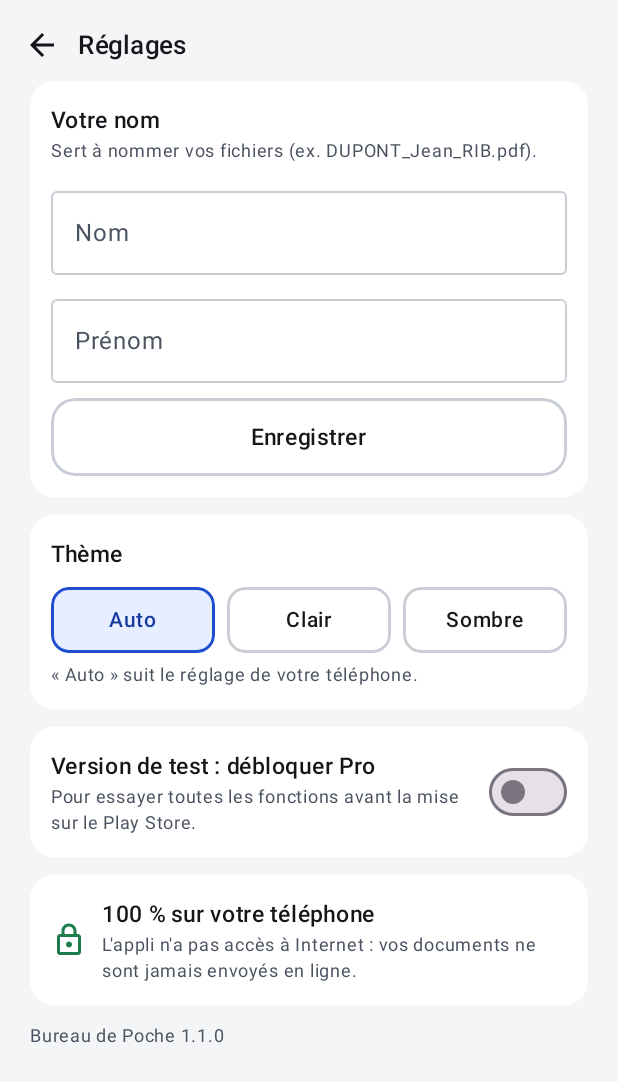
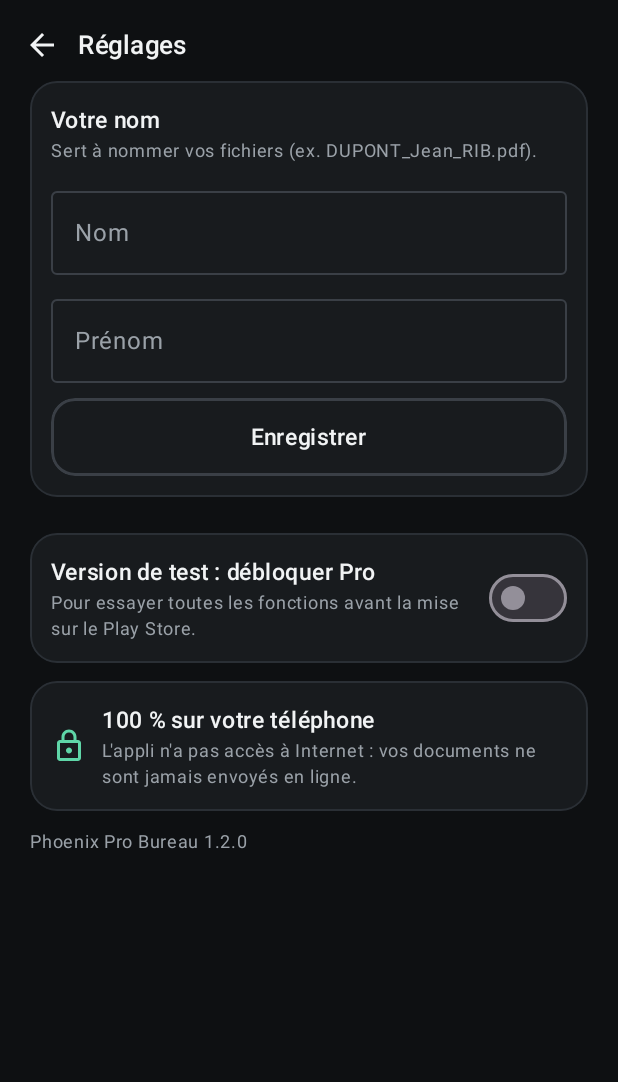
Before and after one commit to kidbeny-web/bureau-de-poche, an Android app built with Jetpack Compose: the screen it shows after launch (MainActivity), after a tap on "Réglages", on a phone screen of 412 x 824 dp. Shown: the top 1082 px of the screen. Run offline under Robolectric (Android 15) with nearby library versions, the phone set to English and light mode, and no system bars; libraries missing offline, so code that uses them is left out: com.android.billingclient, com.google.mlkit.vision; 1 statement that could not run was skipped.

Commit message:
Phoenix Pro Bureau : couleurs, interface et icône de la gamme Phoenix Pro (sombre, accent orange)
Co-Authored-By: Claude Opus 5.5 <noreply@anthropic.com>
Claude-Session: https://claude.ai/code/session_01RpJXEzwuSrxPWV8h7RG8QC

```diff
--- a/app/build.gradle.kts
+++ b/app/build.gradle.kts
@@ -11,8 +11,8 @@ android {
         applicationId = "fr.bureaudepoche.app"
         minSdk = 28
         targetSdk = 36
-        versionCode = 2
-        versionName = "1.1.0"
+        versionCode = 3
+        versionName = "1.2.0"
         // Version de test : affiche dans les réglages un interrupteur qui débloque Pro sans paiement.
         // À passer à "false" avant la publication sur le Play Store.
         buildConfigField("boolean", "TEST_BUILD", "true")
--- a/app/src/main/java/fr/bureaudepoche/MainActivity.kt
+++ b/app/src/main/java/fr/bureaudepoche/MainActivity.kt
@@ -53,12 +53,7 @@ class MainActivity : ComponentActivity() {
         billing.connecter()
         enableEdgeToEdge()
         setContent {
-            val sysDark = isSystemInDarkTheme()
-            val dark = when (store.theme) {
-                "clair" -> false
-                "sombre" -> true
-                else -> sysDark
-            }
+            val dark = true // Phoenix Pro : toujours en sombre
             LaunchedEffect(dark) {
                 val style = if (dark) SystemBarStyle.dark(android.graphics.Color.TRANSPARENT)
                 else SystemBarStyle.light(android.graphics.Color.TRANSPARENT, android.graphics.Color.TRANSPARENT)
--- a/app/src/main/java/fr/bureaudepoche/ui/Screens.kt
+++ b/app/src/main/java/fr/bureaudepoche/ui/Screens.kt
@@ -170,7 +170,7 @@ private fun AccueilEcran(app: MainActivity) {
     Column(Modifier.fillMaxSize().verticalScroll(rememberScrollState()).padding(horizontal = 20.dp)) {
         Espace(14)
         Row(verticalAlignment = Alignment.CenterVertically) {
-            Text("Bureau de Poche", color = p.text, fontSize = 28.sp, fontWeight = FontWeight.Bold, modifier = Modifier.weight(1f))
+            Text("Phoenix Pro Bureau", color = p.text, fontSize = 28.sp, fontWeight = FontWeight.Bold, modifier = Modifier.weight(1f))
             IconButton(onClick = { app.aller(Screen.Reglages) }) { Icon(Icons.Outlined.Settings, contentDescription = "Réglages", tint = p.text) }
         }
         Row(verticalAlignment = Alignment.CenterVertically) {
@@ -185,13 +185,13 @@ private fun AccueilEcran(app: MainActivity) {
                 .padding(18.dp),
             verticalAlignment = Alignment.CenterVertically,
         ) {
-            Box(Modifier.size(48.dp).clip(RoundedCornerShape(14.dp)).background(Color.White.copy(alpha = 0.16f)), contentAlignment = Alignment.Center) {
-                Icon(Icons.Outlined.DocumentScanner, contentDescription = null, tint = Color.White)
+            Box(Modifier.size(48.dp).clip(RoundedCornerShape(14.dp)).background(p.onPrimary.copy(alpha = 0.12f)), contentAlignment = Alignment.Center) {
+                Icon(Icons.Outlined.DocumentScanner, contentDescription = null, tint = p.onPrimary)
             }
             Spacer(Modifier.width(14.dp))
             Column {
-                Text("Scanner un document", color = Color.White, fontSize = 17.sp, fontWeight = FontWeight.SemiBold)
-                Text("Recadrage et netteté automatiques", color = Color.White.copy(alpha = 0.9f), fontSize = 13.sp)
+                Text("Scanner un document", color = p.onPrimary, fontSize = 17.sp, fontWeight = FontWeight.SemiBold)
+                Text("Recadrage et netteté automatiques", color = p.onPrimary.copy(alpha = 0.8f), fontSize = 13.sp)
             }
         }
         Espace(12)
@@ -925,10 +925,10 @@ private fun ProEcran(app: MainActivity) {
         if (app.pile.size > 1) BarreHaut(null, { app.retour() }) else Espace(18)
         Column(Modifier.weight(1f).verticalScroll(rememberScrollState()).padding(horizontal = 20.dp), horizontalAlignment = Alignment.CenterHorizontally) {
             Box(Modifier.size(72.dp).clip(RoundedCornerShape(18.dp)).background(p.primary), contentAlignment = Alignment.Center) {
-                Icon(Icons.Outlined.Star, contentDescription = null, tint = Color.White, modifier = Modifier.size(36.dp))
+                Icon(Icons.Outlined.Star, contentDescription = null, tint = p.onPrimary, modifier = Modifier.size(36.dp))
             }
             Espace(10)
-            Titre("Bureau de Poche Pro")
+            Titre("Phoenix Pro Bureau · Pro")
             Espace(6)
             Discret(
                 if (store.pro) "Pro est activé. Merci pour votre soutien !" else "Toutes vos démarches, sans limite. Un seul paiement, pas d'abonnement.",
@@ -1005,17 +1005,6 @@ private fun ReglagesEcran(app: MainActivity) {
                 BoutonContour("Enregistrer", { store.setIdentite(nom, prenom); app.toast("Nom enregistré") })
             }
             Espace(12)
-            Panneau {
-                Text("Thème", color = p.text, fontSize = 15.sp, fontWeight = FontWeight.SemiBold)
-                Espace(10)
-                Row(horizontalArrangement = Arrangement.spacedBy(8.dp)) {
-                    listOf("auto" to "Auto", "clair" to "Clair", "sombre" to "Sombre").forEach { (v, l) ->
-                        Choix(l, store.theme == v, { store.setThemeMode(v) }, Modifier.weight(1f))
-                    }
-                }
-                Espace(6)
-                Discret("« Auto » suit le réglage de votre téléphone.", size = 12)
-            }
             if (BuildConfig.TEST_BUILD) {
                 Espace(12)
                 Panneau {
@@ -1043,7 +1032,7 @@ private fun ReglagesEcran(app: MainActivity) {
                 }
             }
             Espace(12)
-            Discret("Bureau de Poche ${BuildConfig.VERSION_NAME}", Modifier.fillMaxWidth(), size = 12)
+            Discret("Phoenix Pro Bureau ${BuildConfig.VERSION_NAME}", Modifier.fillMaxWidth(), size = 12)
             Espace(24)
         }
     }
--- a/app/src/main/java/fr/bureaudepoche/ui/Ui.kt
+++ b/app/src/main/java/fr/bureaudepoche/ui/Ui.kt
@@ -49,7 +49,7 @@ data class Pal(
     val bg: Color, val surface: Color, val text: Color, val muted: Color, val border: Color,
     val divider: Color, val outline: Color, val primary: Color, val soft: Color, val softText: Color,
     val link: Color, val ok: Color, val okBg: Color, val okText: Color, val warnBg: Color, val warnText: Color,
-    val pdfBg: Color, val pdfText: Color, val dark: Boolean,
+    val pdfBg: Color, val pdfText: Color, val dark: Boolean, val onPrimary: Color = Color.White,
 )
 
 val Clair = Pal(
@@ -61,20 +61,22 @@ val Clair = Pal(
 )
 
 val Sombre = Pal(
-    bg = Color(0xFF0F1114), surface = Color(0xFF1A1D22), text = Color(0xFFF2F3F5), muted = Color(0xFFA7AEBB),
-    border = Color(0xFF2A2E35), divider = Color(0xFF262A31), outline = Color(0xFF3A3F48), primary = Color(0xFF1F4FD1),
-    soft = Color(0xFF1E2A4A), softText = Color(0xFFB9CCFF), link = Color(0xFF93B1FF), ok = Color(0xFF3DD68C),
-    okBg = Color(0xFF12331F), okText = Color(0xFF8BE6B2), warnBg = Color(0xFF3A2A10), warnText = Color(0xFFFFC979),
-    pdfBg = Color(0xFF3A1A1A), pdfText = Color(0xFFFF9F96), dark = true,
+    // Couleurs Phoenix Pro
+    bg = Color(0xFF0E1012), surface = Color(0xFF181B1E), text = Color(0xFFF1F3F4), muted = Color(0xFF9AA1A8),
+    border = Color(0xFF2A2F35), divider = Color(0xFF23272B), outline = Color(0xFF3A3F46), primary = Color(0xFFF08A1C),
+    soft = Color(0xFF3A2A17), softText = Color(0xFFFFC27A), link = Color(0xFF6F9BFF), ok = Color(0xFF5FD6A8),
+    okBg = Color(0xFF12332A), okText = Color(0xFF8BE6C4), warnBg = Color(0xFF3A2A10), warnText = Color(0xFFFFC979),
+    pdfBg = Color(0xFF3A1A1D), pdfText = Color(0xFFFF8F94), dark = true, onPrimary = Color(0xFF1A1206),
 )
 
 val LocalPal = staticCompositionLocalOf { Clair }
 
 @Composable
-fun BureauTheme(dark: Boolean, content: @Composable () -> Unit) {
-    val p = if (dark) Sombre else Clair
+fun BureauTheme(@Suppress("UNUSED_PARAMETER") dark: Boolean, content: @Composable () -> Unit) {
+    // Phoenix Pro : toujours en sombre.
+    val p = Sombre
     val scheme = if (dark) {
-        darkColorScheme(primary = p.primary, background = p.bg, surface = p.surface, onSurface = p.text, onBackground = p.text, onPrimary = Color.White)
+        darkColorScheme(primary = p.primary, background = p.bg, surface = p.surface, onSurface = p.text, onBackground = p.text, onPrimary = p.onPrimary)
     } else {
         lightColorScheme(primary = p.primary, background = p.bg, surface = p.surface, onSurface = p.text, onBackground = p.text, onPrimary = Color.White)
     }
@@ -99,8 +101,9 @@ fun Panneau(
     Column(
         modifier
             .fillMaxWidth()
-            .clip(RoundedCornerShape(16.dp))
+            .clip(RoundedCornerShape(18.dp))
             .background(p.surface)
+            .border(1.dp, p.border, RoundedCornerShape(18.dp))
             .then(if (onClick != null) Modifier.clickable(onClick = onClick) else Modifier)
             .padding(pad),
         content = content,
@@ -148,10 +151,10 @@ fun GrosBouton(texte: String, onClick: () -> Unit, modifier: Modifier = Modifier
         verticalAlignment = Alignment.CenterVertically,
     ) {
         if (icone != null) {
-            Icon(icone, contentDescription = null, tint = Color.White, modifier = Modifier.size(20.dp))
+            Icon(icone, contentDescription = null, tint = p.onPrimary, modifier = Modifier.size(20.dp))
             Spacer(Modifier.width(10.dp))
         }
-        Text(texte, color = Color.White, fontSize = 16.sp, fontWeight = FontWeight.SemiBold)
+        Text(texte, color = if (actif) p.onPrimary else p.text, fontSize = 16.sp, fontWeight = FontWeight.SemiBold)
     }
 }
 
--- /dev/null
+++ b/app/src/main/res/drawable/ic_launcher_bg.xml
@@ -0,0 +1,3 @@
+<shape xmlns:android="http://schemas.android.com/apk/res/android" android:shape="rectangle">
+    <gradient android:angle="270" android:startColor="#1D63C4" android:endColor="#7B3FBF" />
+</shape>
--- a/app/src/main/res/mipmap-anydpi-v26/ic_launcher.xml
+++ b/app/src/main/res/mipmap-anydpi-v26/ic_launcher.xml
@@ -1,6 +1,6 @@
 <?xml version="1.0" encoding="utf-8"?>
 <adaptive-icon xmlns:android="http://schemas.android.com/apk/res/android">
-    <background android:drawable="@color/ic_launcher_background" />
+    <background android:drawable="@drawable/ic_launcher_bg" />
     <foreground android:drawable="@drawable/ic_launcher_foreground" />
     <monochrome android:drawable="@drawable/ic_launcher_foreground" />
 </adaptive-icon>
--- a/app/src/main/res/mipmap-anydpi-v26/ic_launcher_round.xml
+++ b/app/src/main/res/mipmap-anydpi-v26/ic_launcher_round.xml
@@ -1,6 +1,6 @@
 <?xml version="1.0" encoding="utf-8"?>
 <adaptive-icon xmlns:android="http://schemas.android.com/apk/res/android">
-    <background android:drawable="@color/ic_launcher_background" />
+    <background android:drawable="@drawable/ic_launcher_bg" />
     <foreground android:drawable="@drawable/ic_launcher_foreground" />
     <monochrome android:drawable="@drawable/ic_launcher_foreground" />
 </adaptive-icon>
--- a/app/src/main/res/values-night/themes.xml
+++ b/app/src/main/res/values-night/themes.xml
@@ -1,6 +1,6 @@
 <?xml version="1.0" encoding="utf-8"?>
 <resources>
-    <color name="fond">#0F1114</color>
+    <color name="fond">#0E1012</color>
     <style name="Theme.Bureau" parent="android:Theme.Material.NoActionBar">
         <item name="android:windowBackground">@color/fond</item>
     </style>
--- a/app/src/main/res/values/strings.xml
+++ b/app/src/main/res/values/strings.xml
@@ -1,4 +1,4 @@
 <?xml version="1.0" encoding="utf-8"?>
 <resources>
-    <string name="app_name">Bureau de Poche</string>
+    <string name="app_name">Phoenix Pro Bureau</string>
 </resources>
--- a/app/src/main/res/values/themes.xml
+++ b/app/src/main/res/values/themes.xml
@@ -1,8 +1,7 @@
 <?xml version="1.0" encoding="utf-8"?>
 <resources>
-    <color name="fond">#F4F5F7</color>
-    <color name="ic_launcher_background">#1F4FD1</color>
-    <style name="Theme.Bureau" parent="android:Theme.Material.Light.NoActionBar">
+    <color name="fond">#0E1012</color>
+    <style name="Theme.Bureau" parent="android:Theme.Material.NoActionBar">
         <item name="android:windowBackground">@color/fond</item>
     </style>
 </resources>
```
Also changed, not shown: app/src/main/res/drawable/ic_launcher_foreground.xml (+18 -25 lines), 8 other files.
